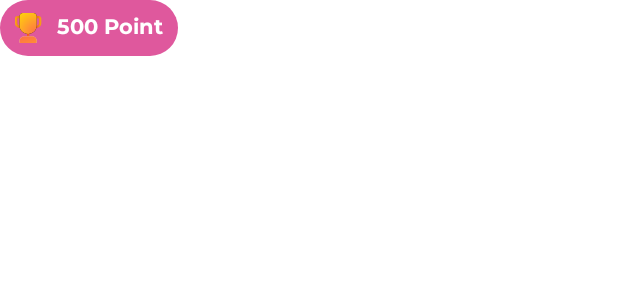
After one commit to BrandonRafaelLovelyno/quizy, an Android app: the layout button_score.xml on its own in the app's theme, with its tools: preview values and no code run, on a phone screen of 412 x 824 dp. The commit adds this screen. Shown: the top 300 px of the screen. Run offline under Robolectric (Android 15) with nearby library versions, the phone set to English and light mode, and no system bars.

Commit message:
feat: home page top bar

```diff
--- a/app/src/main/java/com/brandon/quizy/MainActivity.java
+++ b/app/src/main/java/com/brandon/quizy/MainActivity.java
@@ -20,5 +20,6 @@ public class MainActivity extends AppCompatActivity {
     @Override
     protected void onCreate(Bundle savedInstanceState) {
         super.onCreate(savedInstanceState);
+        setContentView(R.layout.activity_main);
     }
 }
--- /dev/null
+++ b/app/src/main/res/drawable/ic_trophy.xml
@@ -0,0 +1,96 @@
+<vector xmlns:android="http://schemas.android.com/apk/res/android"
+    xmlns:aapt="http://schemas.android.com/aapt"
+    android:width="18dp"
+    android:height="20dp"
+    android:viewportWidth="18"
+    android:viewportHeight="20">
+  <path
+      android:pathData="M8,16.5V12.818H9.5V16.5H8Z"
+      android:fillColor="#C55D5D"/>
+  <path
+      android:pathData="M8,16.5V12.818H9.5V16.5H8Z">
+    <aapt:attr name="android:fillColor">
+      <gradient
+          android:startX="7.25"
+          android:startY="12.082"
+          android:endX="13.106"
+          android:endY="20.284"
+          android:type="linear">
+        <item android:offset="0.174" android:color="#FFEB4824"/>
+        <item android:offset="0.563" android:color="#FBFF921F"/>
+        <item android:offset="0.853" android:color="#FFEB4824"/>
+      </gradient>
+    </aapt:attr>
+  </path>
+  <path
+      android:pathData="M11.253,15.5C12.083,15.5 12.882,15.818 13.485,16.388C14.089,16.958 14.451,17.737 14.498,18.566L14.503,18.75V19.25C14.503,19.431 14.437,19.606 14.318,19.743C14.199,19.879 14.035,19.968 13.855,19.993L13.753,20H3.75C3.569,20 3.394,19.934 3.257,19.815C3.12,19.696 3.032,19.532 3.007,19.352L3,19.25V18.75C3,17.92 3.318,17.121 3.888,16.518C4.458,15.914 5.237,15.552 6.066,15.505L6.25,15.5H11.253Z"
+      android:fillColor="#D9D9D9"/>
+  <path
+      android:pathData="M11.253,15.5C12.083,15.5 12.882,15.818 13.485,16.388C14.089,16.958 14.451,17.737 14.498,18.566L14.503,18.75V19.25C14.503,19.431 14.437,19.606 14.318,19.743C14.199,19.879 14.035,19.968 13.855,19.993L13.753,20H3.75C3.569,20 3.394,19.934 3.257,19.815C3.12,19.696 3.032,19.532 3.007,19.352L3,19.25V18.75C3,17.92 3.318,17.121 3.888,16.518C4.458,15.914 5.237,15.552 6.066,15.505L6.25,15.5H11.253Z">
+    <aapt:attr name="android:fillColor">
+      <gradient
+          android:startX="35.592"
+          android:startY="33.5"
+          android:endX="28.535"
+          android:endY="8.62"
+          android:type="linear">
+        <item android:offset="0.184" android:color="#FFFFCD0F"/>
+        <item android:offset="1" android:color="#FFFF6F47"/>
+      </gradient>
+    </aapt:attr>
+  </path>
+  <path
+      android:pathData="M0,3.75C0,2.784 0.784,2 1.75,2H4.75C5.716,2 6.5,2.784 6.5,3.75V6.75C6.5,7.612 6.158,8.439 5.548,9.048C4.939,9.658 4.112,10 3.25,10C2.388,10 1.561,9.658 0.952,9.048C0.342,8.439 0,7.612 0,6.75V3.75ZM1.75,3.5C1.684,3.5 1.62,3.526 1.573,3.573C1.526,3.62 1.5,3.684 1.5,3.75V6.75C1.5,7.214 1.684,7.659 2.013,7.987C2.341,8.316 2.786,8.5 3.25,8.5C3.714,8.5 4.159,8.316 4.487,7.987C4.816,7.659 5,7.214 5,6.75V3.75C5,3.684 4.974,3.62 4.927,3.573C4.88,3.526 4.816,3.5 4.75,3.5H1.75Z"
+      android:fillColor="#D96A6A"
+      android:fillType="evenOdd"/>
+  <path
+      android:pathData="M0,3.75C0,2.784 0.784,2 1.75,2H4.75C5.716,2 6.5,2.784 6.5,3.75V6.75C6.5,7.612 6.158,8.439 5.548,9.048C4.939,9.658 4.112,10 3.25,10C2.388,10 1.561,9.658 0.952,9.048C0.342,8.439 0,7.612 0,6.75V3.75ZM1.75,3.5C1.684,3.5 1.62,3.526 1.573,3.573C1.526,3.62 1.5,3.684 1.5,3.75V6.75C1.5,7.214 1.684,7.659 2.013,7.987C2.341,8.316 2.786,8.5 3.25,8.5C3.714,8.5 4.159,8.316 4.487,7.987C4.816,7.659 5,7.214 5,6.75V3.75C5,3.684 4.974,3.62 4.927,3.573C4.88,3.526 4.816,3.5 4.75,3.5H1.75Z"
+      android:fillType="evenOdd">
+    <aapt:attr name="android:fillColor">
+      <gradient
+          android:startX="4.875"
+          android:startY="5.333"
+          android:endX="-1.625"
+          android:endY="5.333"
+          android:type="linear">
+        <item android:offset="0" android:color="#FFEB4824"/>
+        <item android:offset="1" android:color="#FBFFCD0F"/>
+      </gradient>
+    </aapt:attr>
+  </path>
+  <path
+      android:pathData="M11,3.75C11,2.784 11.784,2 12.75,2H15.75C16.716,2 17.5,2.784 17.5,3.75V6.75C17.5,7.612 17.158,8.439 16.548,9.048C15.939,9.658 15.112,10 14.25,10C13.388,10 12.561,9.658 11.952,9.048C11.342,8.439 11,7.612 11,6.75V3.75ZM12.75,3.5C12.684,3.5 12.62,3.526 12.573,3.573C12.526,3.62 12.5,3.684 12.5,3.75V6.75C12.5,7.214 12.684,7.659 13.013,7.987C13.341,8.316 13.786,8.5 14.25,8.5C14.714,8.5 15.159,8.316 15.487,7.987C15.816,7.659 16,7.214 16,6.75V3.75C16,3.684 15.974,3.62 15.927,3.573C15.88,3.526 15.816,3.5 15.75,3.5H12.75Z"
+      android:fillColor="#D96A6A"
+      android:fillType="evenOdd"/>
+  <path
+      android:pathData="M11,3.75C11,2.784 11.784,2 12.75,2H15.75C16.716,2 17.5,2.784 17.5,3.75V6.75C17.5,7.612 17.158,8.439 16.548,9.048C15.939,9.658 15.112,10 14.25,10C13.388,10 12.561,9.658 11.952,9.048C11.342,8.439 11,7.612 11,6.75V3.75ZM12.75,3.5C12.684,3.5 12.62,3.526 12.573,3.573C12.526,3.62 12.5,3.684 12.5,3.75V6.75C12.5,7.214 12.684,7.659 13.013,7.987C13.341,8.316 13.786,8.5 14.25,8.5C14.714,8.5 15.159,8.316 15.487,7.987C15.816,7.659 16,7.214 16,6.75V3.75C16,3.684 15.974,3.62 15.927,3.573C15.88,3.526 15.816,3.5 15.75,3.5H12.75Z"
+      android:fillType="evenOdd">
+    <aapt:attr name="android:fillColor">
+      <gradient
+          android:startX="13.167"
+          android:startY="5.333"
+          android:endX="19.125"
+          android:endY="5.333"
+          android:type="linear">
+        <item android:offset="0" android:color="#FFEB4824"/>
+        <item android:offset="1" android:color="#FBFFCD0F"/>
+      </gradient>
+    </aapt:attr>
+  </path>
+  <path
+      android:pathData="M5.25,0C4.653,0 4.081,0.237 3.659,0.659C3.237,1.081 3,1.653 3,2.25V8.25C3,9.775 3.606,11.238 4.684,12.316C5.762,13.394 7.225,14 8.75,14C10.275,14 11.738,13.394 12.816,12.316C13.894,11.238 14.5,9.775 14.5,8.25V2.25C14.5,1.653 14.263,1.081 13.841,0.659C13.419,0.237 12.847,0 12.25,0H5.25Z"
+      android:fillColor="#000000"/>
+  <path
+      android:pathData="M5.25,0C4.653,0 4.081,0.237 3.659,0.659C3.237,1.081 3,1.653 3,2.25V8.25C3,9.775 3.606,11.238 4.684,12.316C5.762,13.394 7.225,14 8.75,14C10.275,14 11.738,13.394 12.816,12.316C13.894,11.238 14.5,9.775 14.5,8.25V2.25C14.5,1.653 14.263,1.081 13.841,0.659C13.419,0.237 12.847,0 12.25,0H5.25Z">
+    <aapt:attr name="android:fillColor">
+      <gradient
+          android:centerX="14.499"
+          android:centerY="13.391"
+          android:gradientRadius="16.315"
+          android:type="radial">
+        <item android:offset="0" android:color="#FFFF6F47"/>
+        <item android:offset="1" android:color="#FFFFCD0F"/>
+      </gradient>
+    </aapt:attr>
+  </path>
+</vector>
--- /dev/null
+++ b/app/src/main/res/drawable/rounded_button.xml
@@ -0,0 +1,11 @@
+<?xml version="1.0" encoding="utf-8"?>
+<shape xmlns:android="http://schemas.android.com/apk/res/android"
+    android:shape="rectangle">
+    <corners android:radius="100dp" /> <!-- Adjust the radius for roundness -->
+    <solid android:color="@color/secondary_500" /> <!-- Background color -->
+    <padding
+        android:left="20dp"
+        android:top="20dp"
+        android:right="20dp"
+        android:bottom="20dp" />
+</shape>
--- a/app/src/main/res/layout/activity_main.xml
+++ b/app/src/main/res/layout/activity_main.xml
@@ -5,19 +5,59 @@
     android:layout_width="match_parent"
     android:layout_height="match_parent"
     android:fitsSystemWindows="true"
+    android:background="@color/primary_500"
+    android:paddingVertical="40dp"
+    android:paddingHorizontal="30dp"
     tools:context=".MainActivity">
 
-    <LinearLayout
+    <androidx.constraintlayout.widget.ConstraintLayout
         android:layout_width="match_parent"
-        android:layout_height="match_parent"
-        >
+        android:layout_height="wrap_content"
+        app:layout_constraintTop_toTopOf="parent"
+        tools:layout_editor_absoluteX="82dp">
 
         <ImageView
             android:id="@+id/imageView"
             android:layout_width="wrap_content"
             android:layout_height="wrap_content"
+            app:layout_constraintBaseline_toTopOf="parent"
+            app:layout_constraintBottom_toBottomOf="parent"
+            app:layout_constraintStart_toStartOf="parent"
+            app:layout_constraintTop_toTopOf="parent"
             app:srcCompat="@drawable/ic_menu" />
-    </LinearLayout>
+
+        <LinearLayout
+            android:layout_width="wrap_content"
+            android:layout_height="wrap_content"
+            android:background="@drawable/rounded_button"
+            android:clickable="true"
+            android:focusable="true"
+            android:fontFamily="@font/montserrat_bold"
+            android:gravity="center"
+            android:orientation="horizontal"
+            android:paddingHorizontal="10dp"
+            android:paddingVertical="7dp"
+            app:layout_constraintBottom_toBottomOf="parent"
+            app:layout_constraintEnd_toEndOf="parent"
+            app:layout_constraintTop_toTopOf="parent">
+
+            <ImageView
+                android:layout_width="wrap_content"
+                android:layout_height="wrap_content"
+                android:src="@drawable/ic_trophy" />
+
+            <TextView
+                android:layout_width="wrap_content"
+                android:layout_height="wrap_content"
+                android:layout_marginLeft="10dp"
+                android:fontFamily="@font/montserrat_bold"
+                android:text="500 Point"
+                android:textColor="@color/neutral_100" />
+
+
+        </LinearLayout>
+
+    </androidx.constraintlayout.widget.ConstraintLayout>
 
 
 </androidx.constraintlayout.widget.ConstraintLayout>
--- /dev/null
+++ b/app/src/main/res/layout/button_score.xml
@@ -0,0 +1,28 @@
+<?xml version="1.0" encoding="utf-8"?>
+<LinearLayout xmlns:android="http://schemas.android.com/apk/res/android"
+    android:layout_width="wrap_content"
+    android:layout_height="wrap_content"
+    android:orientation="horizontal"
+    android:gravity="center"
+    android:paddingVertical="7dp"
+    android:paddingHorizontal="10dp"
+    android:background="@drawable/rounded_button"
+    android:clickable="true"
+    android:fontFamily="@font/montserrat_bold"
+    android:focusable="true"
+    >
+
+    <ImageView
+        android:layout_width="wrap_content"
+        android:layout_height="wrap_content"
+        android:src="@drawable/ic_trophy"/>
+    <TextView
+        android:layout_width="wrap_content"
+        android:layout_height="wrap_content"
+        android:text="500 Point"
+        android:layout_marginLeft="10dp"
+        android:fontFamily="@font/montserrat_bold"
+        android:textColor="@color/neutral_100"/>
+
+
+</LinearLayout>
```
